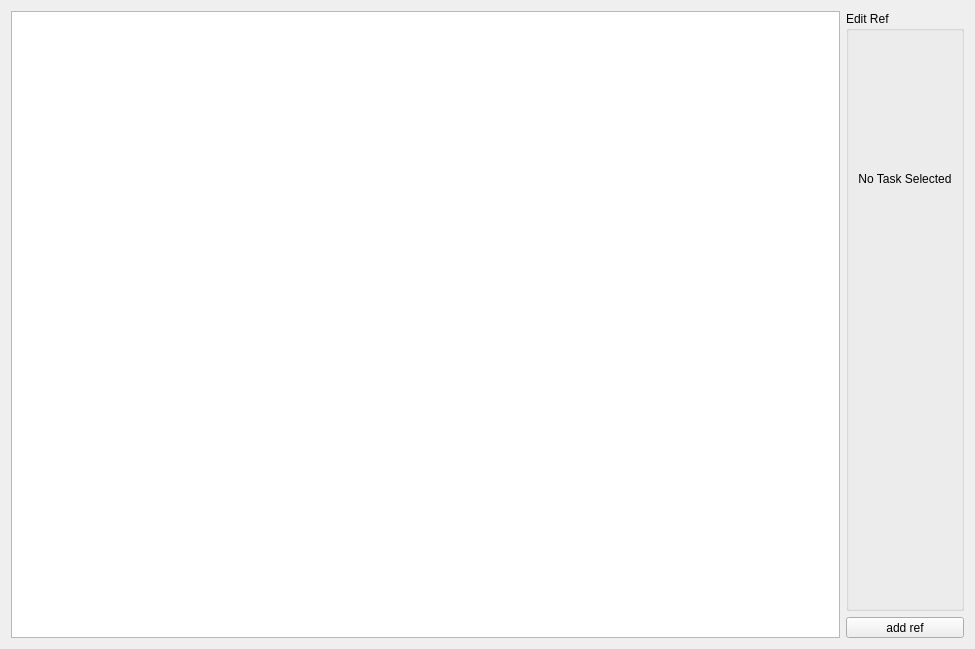
The window that python/stack_of_tasks/ui/assets/ui_files/Refs.ui (ubi-agni/stack_of_tasks) describes before a commit, drawn with Qt 5.
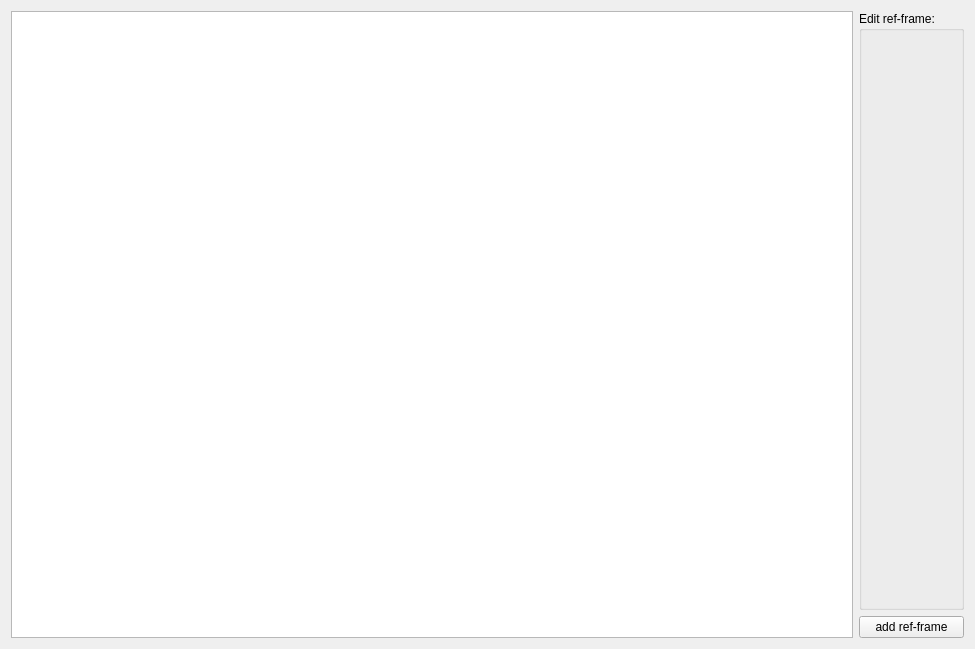
The same window after the commit. Custom widgets are drawn as their Qt base class.

Patch:
```diff
--- a/python/stack_of_tasks/ui/assets/ui_files/Refs.ui
+++ b/python/stack_of_tasks/ui/assets/ui_files/Refs.ui
@@ -20,43 +20,16 @@
    <item>
     <layout class="QVBoxLayout" name="verticalLayout_3">
      <item>
-      <widget class="QGroupBox" name="edit_group">
+      <widget class="EditorGroupBox" name="edit_ref">
        <property name="title">
-        <string>Edit Ref</string>
+        <string>Edit ref-frame:</string>
        </property>
-       <layout class="QVBoxLayout" name="verticalLayout_2">
-        <item>
-         <widget class="QLabel" name="NoneSelected">
-          <property name="enabled">
-           <bool>true</bool>
-          </property>
-          <property name="text">
-           <string>No Task Selected</string>
-          </property>
-          <property name="textFormat">
-           <enum>Qt::AutoText</enum>
-          </property>
-          <property name="alignment">
-           <set>Qt::AlignCenter</set>
-          </property>
-         </widget>
-        </item>
-        <item>
-         <widget class="Ref_Details" name="ref_details" native="true"/>
-        </item>
-       </layout>
       </widget>
      </item>
      <item>
-      <widget class="QToolButton" name="new_ref">
-       <property name="sizePolicy">
-        <sizepolicy hsizetype="Preferred" vsizetype="Fixed">
-         <horstretch>0</horstretch>
-         <verstretch>0</verstretch>
-        </sizepolicy>
-       </property>
+      <widget class="QPushButton" name="addRef">
        <property name="text">
-        <string>add ref</string>
+        <string>add ref-frame</string>
        </property>
       </widget>
      </item>
@@ -77,9 +50,9 @@
  </widget>
  <customwidgets>
   <customwidget>
-   <class>Ref_Details</class>
-   <extends>QWidget</extends>
-   <header>stack_of_tasks.ui.ref_tab.ref_details</header>
+   <class>EditorGroupBox</class>
+   <extends>QGroupBox</extends>
+   <header>stack_of_tasks.ui.widgets.has_trait_widgets</header>
    <container>1</container>
   </customwidget>
  </customwidgets>
```
Left out of the diff: 2 changed lines with no effect on the pictures.
